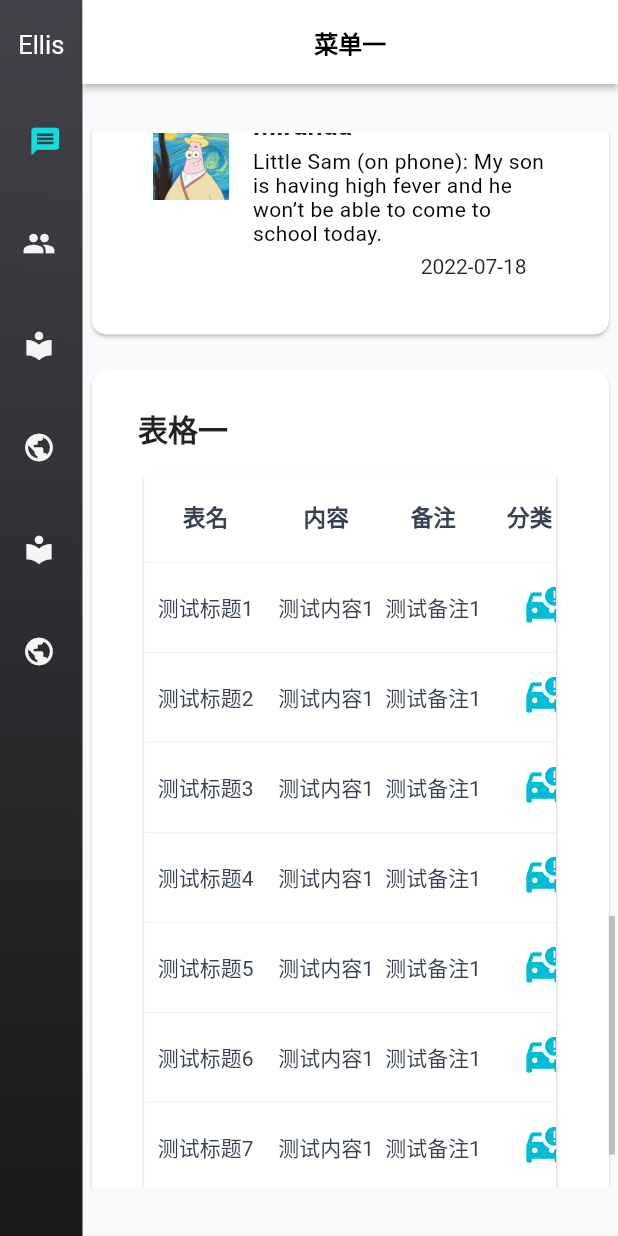
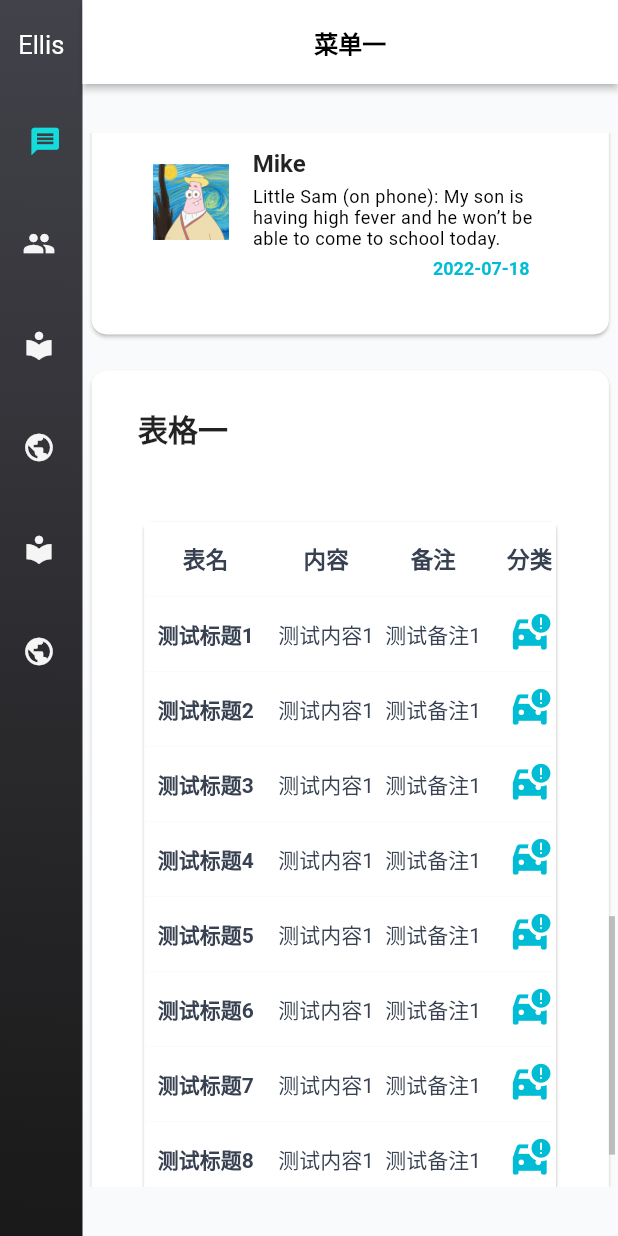
Before and after one commit to ellis1119/codegendemo, a Flutter app: the screen it shows after launch, scrolled down 2304 dp, on a phone screen of 412 x 824 dp. Run offline on Flutter 3.47's test engine with Material 2 defaults, Android fonts, the phone set to English and light mode, and no system bars; our stand-ins replace fl_chart, url_strategy.

Commit message:
2022-10-26

```diff
--- a/lib/pages/demo2.dart
+++ b/lib/pages/demo2.dart
@@ -14,10 +14,10 @@ class Demo2 extends StatefulWidget {
   const Demo2({Key? key}) : super(key: key);
 
   @override
-  _Demo2State createState() => _Demo2State();
+  Demo2State createState() => Demo2State();
 }
 
-class _Demo2State extends State<Demo2> {
+class Demo2State extends State<Demo2> {
   final GlobalKey globalKey = GlobalKey();
   late ScrollController _verScrollerController;
   late ScrollController _pverScrollerController;
@@ -25,7 +25,6 @@ class _Demo2State extends State<Demo2> {
   late ScrollController _phorScrollerController;
   late String searchString;
 
-  @override
   void setSearchString(String value) => setState(() {
         searchString = value;
       });
@@ -291,7 +290,9 @@ class _Demo2State extends State<Demo2> {
                                             onSelectChanged: (selected) {
                                               setState(() {
                                                 data[i].selected = selected!;
-                                                print(data[i].title);
+                                                if (kDebugMode) {
+                                                  print(data[i].title);
+                                                }
                                               });
                                             },
                                           ),
@@ -311,10 +312,10 @@ class SearchBar extends StatefulWidget {
   const SearchBar({Key? key}) : super(key: key);
 
   @override
-  _SearchBarState createState() => _SearchBarState();
+  SearchBarState createState() => SearchBarState();
 }
 
-class _SearchBarState extends State<SearchBar> {
+class SearchBarState extends State<SearchBar> {
   late TextEditingController _textEditingController;
 
   @override
@@ -380,8 +381,8 @@ class _SearchBarState extends State<SearchBar> {
   }
 }
 
-class listData {
-  listData(this.id, this.title, this.body, this.rmks, this.date,
+class ListData {
+  ListData(this.id, this.title, this.body, this.rmks, this.date,
       {this.selected = false});
 
   int id;
@@ -392,17 +393,17 @@ class listData {
   bool selected;
 }
 
-List<listData> data = [
-  listData(1, '测试标题1', '测试内容1', '测试备注1', DateTime.now()),
-  listData(2, '测试标题2', '测试内容1', '测试备注1', DateTime.now()),
-  listData(3, '测试标题3', '测试内容1', '测试备注1', DateTime.now()),
-  listData(4, '测试标题4', '测试内容1', '测试备注1', DateTime.now()),
-  listData(5, '测试标题5', '测试内容1', '测试备注1', DateTime.now()),
-  listData(6, '测试标题6', '测试内容1', '测试备注1', DateTime.now()),
-  listData(7, '测试标题7', '测试内容1', '测试备注1', DateTime.now()),
-  listData(8, '测试标题8', '测试内容1', '测试备注1', DateTime.now()),
-  listData(9, '测试标题9', '测试内容1', '测试备注1', DateTime.now()),
-  listData(10, '测试标题10', '测试内容1', '测试备注1', DateTime.now()),
-  listData(11, '测试标题11', '测试内容1', '测试备注1', DateTime.now()),
-  listData(12, '测试标题12', '测试内容1', '测试备注1', DateTime.now()),
+List<ListData> data = [
+  ListData(1, '测试标题1', '测试内容1', '测试备注1', DateTime.now()),
+  ListData(2, '测试标题2', '测试内容1', '测试备注1', DateTime.now()),
+  ListData(3, '测试标题3', '测试内容1', '测试备注1', DateTime.now()),
+  ListData(4, '测试标题4', '测试内容1', '测试备注1', DateTime.now()),
+  ListData(5, '测试标题5', '测试内容1', '测试备注1', DateTime.now()),
+  ListData(6, '测试标题6', '测试内容1', '测试备注1', DateTime.now()),
+  ListData(7, '测试标题7', '测试内容1', '测试备注1', DateTime.now()),
+  ListData(8, '测试标题8', '测试内容1', '测试备注1', DateTime.now()),
+  ListData(9, '测试标题9', '测试内容1', '测试备注1', DateTime.now()),
+  ListData(10, '测试标题10', '测试内容1', '测试备注1', DateTime.now()),
+  ListData(11, '测试标题11', '测试内容1', '测试备注1', DateTime.now()),
+  ListData(12, '测试标题12', '测试内容1', '测试备注1', DateTime.now()),
 ];
--- a/lib/pages/demo3.dart
+++ b/lib/pages/demo3.dart
@@ -13,10 +13,10 @@ class Demo3 extends StatefulWidget {
   const Demo3({Key? key}) : super(key: key);
 
   @override
-  _Demo3State createState() => _Demo3State();
+  Demo3State createState() => Demo3State();
 }
 
-class _Demo3State extends State<Demo3> {
+class Demo3State extends State<Demo3> {
   late ScrollController _verScrollerController;
   late ScrollController _verScrollerController2;
 
@@ -39,7 +39,6 @@ class _Demo3State extends State<Demo3> {
   Widget build(BuildContext context) {
     double width = MediaQuery.of(context).size.width;
     double height = MediaQuery.of(context).size.height;
-    print(width);
     return Scaffold(
         appBar: AppBar(
           elevation: 2,
@@ -71,7 +70,7 @@ class _Demo3State extends State<Demo3> {
                               Expanded(
                                 child: Container(
                                   margin: const EdgeInsets.only(right: 15.0),
-                                  child: mainCard(
+                                  child: MainCard(
                                     items: [
                                       MainCardItem(
                                         title: '卡片标题一',
@@ -90,7 +89,7 @@ class _Demo3State extends State<Demo3> {
                               Expanded(
                                 child: Container(
                                   margin: const EdgeInsets.only(right: 15.0),
-                                  child: mainCard(
+                                  child: MainCard(
                                     items: [
                                       MainCardItem(
                                         title: '卡片标题二',
@@ -109,7 +108,7 @@ class _Demo3State extends State<Demo3> {
                               Expanded(
                                 child: Container(
                                   margin: const EdgeInsets.only(right: 15.0),
-                                  child: mainCard(
+                                  child: MainCard(
                                     items: [
                                       MainCardItem(
                                         title: '卡片标题三',
@@ -126,7 +125,7 @@ class _Demo3State extends State<Demo3> {
                                 ),
                               ),
                               Expanded(
-                                child: mainCard(
+                                child: MainCard(
                                   items: [
                                     MainCardItem(
                                       title: '卡片标题四',
@@ -150,7 +149,7 @@ class _Demo3State extends State<Demo3> {
                           children: [
                             Container(
                               margin: const EdgeInsets.only(bottom: 8.0),
-                              child: mainCard(
+                              child: MainCard(
                                 items: [
                                   MainCardItem(
                                     title: '卡片标题一',
@@ -167,7 +166,7 @@ class _Demo3State extends State<Demo3> {
                             ),
                             Container(
                               margin: const EdgeInsets.only(bottom: 8.0),
-                              child: mainCard(
+                              child: MainCard(
                                 items: [
                                   MainCardItem(
                                     title: '卡片标题二',
@@ -184,7 +183,7 @@ class _Demo3State extends State<Demo3> {
                             ),
                             Container(
                               margin: const EdgeInsets.only(bottom: 8.0),
-                              child: mainCard(
+                              child: MainCard(
                                 items: [
                                   MainCardItem(
                                     title: '卡片标题三',
@@ -199,7 +198,7 @@ class _Demo3State extends State<Demo3> {
                                 ],
                               ),
                             ),
-                            mainCard(
+                            MainCard(
                               items: [
                                 MainCardItem(
                                   title: '卡片标题四',
@@ -276,7 +275,7 @@ class _Demo3State extends State<Demo3> {
                                             subtitle: Center(
                                               child: SizedBox(
                                                   height: 250,
-                                                  child: mainPie()),
+                                                  child: MainPie()),
                                             )),
                                       )),
                                 ),
@@ -341,7 +340,7 @@ class _Demo3State extends State<Demo3> {
                                                 padding:
                                                     const EdgeInsets.symmetric(
                                                         vertical: 50.0),
-                                                child: const mainPie()),
+                                                child: const MainPie()),
                                           )),
                                     ))),
                           ],
--- a/lib/pages/mainBar.dart
+++ b/lib/pages/mainBar.dart
@@ -12,10 +12,10 @@ class MainBar extends StatefulWidget {
   const MainBar({Key? key}) : super(key: key);
 
   @override
-  _MainBarState createState() => _MainBarState();
+  MainBarState createState() => MainBarState();
 }
 
-class _MainBarState extends State<MainBar> {
+class MainBarState extends State<MainBar> {
   var _currentIndex = 0;
 
   static final List<Widget> _widgetOptions = <Widget>[
@@ -30,7 +30,6 @@ class _MainBarState extends State<MainBar> {
   @override
   Widget build(BuildContext context) {
     double width = MediaQuery.of(context).size.width;
-    double height = MediaQuery.of(context).size.width;
     return Scaffold(
         backgroundColor: const Color.fromRGBO(249, 250, 252, 1),
         body: Row(children: <Widget>[
--- a/lib/pages/mainGraph.dart
+++ b/lib/pages/mainGraph.dart
@@ -2,7 +2,7 @@ import 'package:fl_chart/fl_chart.dart';
 import 'package:flutter/material.dart';
 
 class MainGraph extends StatelessWidget {
-  const MainGraph();
+  const MainGraph({Key? key}) : super(key: key);
 
   @override
   Widget build(BuildContext context) {
--- a/lib/pages/mainList.dart
+++ b/lib/pages/mainList.dart
@@ -6,14 +6,13 @@ class MainList extends StatefulWidget {
   const MainList({Key? key}) : super(key: key);
 
   @override
-  _MainListState createState() => _MainListState();
+  MainListState createState() => MainListState();
 }
 
-class _MainListState extends State<MainList> {
+class MainListState extends State<MainList> {
   @override
   Widget build(BuildContext context) {
     double screenHeight = MediaQuery.of(context).size.height;
-    double screenWidth = MediaQuery.of(context).size.width;
     return Column(
       children: [
         Expanded(
@@ -31,8 +30,9 @@ class _MainListState extends State<MainList> {
                           aspectRatio: 9 / 10,
                           child: Image.asset(listData[index]['head']),
                         ),
-                      title:Container(
-                        padding: EdgeInsets.symmetric(vertical: screenHeight * 0.006),
+                        title: Container(
+                          padding: EdgeInsets.symmetric(
+                              vertical: screenHeight * 0.006),
                           child: Column(
                             children: [
                               Container(
@@ -40,17 +40,19 @@ class _MainListState extends State<MainList> {
                                 child: Text(
                                   listData[index]['name'],
                                   style: const TextStyle(
-                                  fontSize: 18, fontWeight: FontWeight.w600),
+                                      fontSize: 16,
+                                      fontWeight: FontWeight.w600),
                                 ),
                               ),
                               Container(
-                            margin: EdgeInsets.symmetric(vertical: screenHeight * 0.007),
+                                margin: EdgeInsets.symmetric(
+                                    vertical: screenHeight * 0.007),
                                 alignment: Alignment.centerLeft,
                                 child: Text(
                                   listData[index]['body'],
                                   style: const TextStyle(
                                       color: Colors.black,
-                                  fontSize: 14,
+                                      fontSize: 12,
                                       letterSpacing: .3),
                                 ),
                               ),
@@ -58,12 +60,15 @@ class _MainListState extends State<MainList> {
                                 alignment: Alignment.centerRight,
                                 child: Text(
                                   listData[index]['date'] + '    ',
-                              style: const TextStyle(fontSize: 14.0),
+                                  style: const TextStyle(
+                                      fontSize: 12.0,
+                                      color: Colors.cyan,
+                                      fontWeight: FontWeight.bold),
                                 ),
                               )
                             ],
                           ),
-                      )  ),
+                        )),
                   ],
                 );
               }),
@@ -138,12 +143,4 @@ List listData = [
     "body":
         "Little Sam (on phone): My son is having high fever and he won’t be able to come to school today."
   },
-  {
-    "id": 5,
-    "name": "Mike",
-    "head": "images/photo.jpg",
-    "date": "2022-07-18",
-    "body":
-    "Little Sam (on phone): My son is having high fever and he won’t be able to come to school today."
-  },
 ];
--- a/lib/pages/mainPie.dart
+++ b/lib/pages/mainPie.dart
@@ -2,14 +2,14 @@ import 'package:fl_chart/fl_chart.dart';
 import 'package:flutter/material.dart';
 import '../utils/indicator.dart';
 
-class mainPie extends StatefulWidget {
-  const mainPie({Key? key}) : super(key: key);
+class MainPie extends StatefulWidget {
+  const MainPie({Key? key}) : super(key: key);
 
   @override
-  State<StatefulWidget> createState() => mainPieState();
+  State<StatefulWidget> createState() => MainPieState();
 }
 
-class mainPieState extends State {
+class MainPieState extends State {
   int touchedIndex = -1;
 
   @override
--- a/lib/pages/mainSmallTable.dart
+++ b/lib/pages/mainSmallTable.dart
@@ -7,7 +7,8 @@ const TextStyle textTitleStyle = TextStyle(
     fontWeight: FontWeight.bold);
 const TextStyle textContentStyle =
     TextStyle(color: Color.fromRGBO(55, 65, 81, 1), fontSize: 14.0);
-
+const TextStyle textContentStyle2 =
+TextStyle(color: Color.fromRGBO(55, 65, 81, 1), fontSize: 14.0 , fontWeight: FontWeight.bold);
 void main() => runApp(const MainSmallTable());
 
 class MainSmallTable extends StatefulWidget {
@@ -79,8 +80,8 @@ class _MainSmallTableState extends State<MainSmallTable> {
                     ),
                     dataRowColor: MaterialStateColor.resolveWith(
                         (states) => const Color.fromRGBO(255, 255, 255, 1)),
-                    headingRowHeight: 60.0,
-                    dataRowHeight: 60.0,
+                    headingRowHeight: 50.0,
+                    dataRowHeight: 50.0,
                     horizontalMargin: 0,
                     columnSpacing: 0,
                     columns: [
@@ -124,17 +125,7 @@ class _MainSmallTableState extends State<MainSmallTable> {
                                     style: textTitleStyle,
                                     textAlign: TextAlign.center),
                               )),
-                          onSort: (int columnIndex, bool ascending) {
-                            setState(() {
-                              _sortColumnIndex = columnIndex;
-                              _sortAscending = ascending;
-                              if (ascending) {
-                                data.sort((a, b) => a.date.compareTo(b.date));
-                              } else {
-                                data.sort((a, b) => b.date.compareTo(a.date));
-                              }
-                            });
-                          }),
+                ),
                     ],
                     rows: [
                       for (int i = 0; i < data.length; i++)
@@ -142,7 +133,7 @@ class _MainSmallTableState extends State<MainSmallTable> {
                           cells: [
                             DataCell(Center(
                               child: Text(data[i].title,
-                                  style: textContentStyle,
+                                  style: textContentStyle2,
                                   textAlign: TextAlign.center),
                             )),
                             DataCell(Center(
@@ -156,17 +147,13 @@ class _MainSmallTableState extends State<MainSmallTable> {
                                   textAlign: TextAlign.center),
                             )),
                             DataCell(Center(
-                              child: Column(
-                                crossAxisAlignment: CrossAxisAlignment.center,
-                                mainAxisAlignment: MainAxisAlignment.center,
-                                children: const [
+                              child:
                                   Icon(
                                     Icons.car_crash,
                                     size: 30.0,
                                     color: Colors.cyan,
                                   )
-                                ],
-                              ),
+
                             )),
                           ],
                         ),
@@ -197,7 +184,4 @@ List<listData> data = [
   listData('测试标题7', '测试内容1', '测试备注1', DateTime.now()),
   listData('测试标题8', '测试内容1', '测试备注1', DateTime.now()),
   listData('测试标题9', '测试内容1', '测试备注1', DateTime.now()),
-  listData('测试标题10', '测试内容1', '测试备注1', DateTime.now()),
-  listData('测试标题11', '测试内容1', '测试备注1', DateTime.now()),
-  listData('测试标题12', '测试内容1', '测试备注1', DateTime.now()),
 ];
--- a/lib/utils/mainCard.dart
+++ b/lib/utils/mainCard.dart
@@ -1,7 +1,7 @@
 import 'package:flutter/material.dart';
 
-class mainCard extends StatelessWidget {
-  const mainCard({
+class MainCard extends StatelessWidget {
+  const MainCard({
     Key? key,
     required this.items,
   }) : super(key: key);
```
Lines whose indentation alone changed are shown as unchanged.
